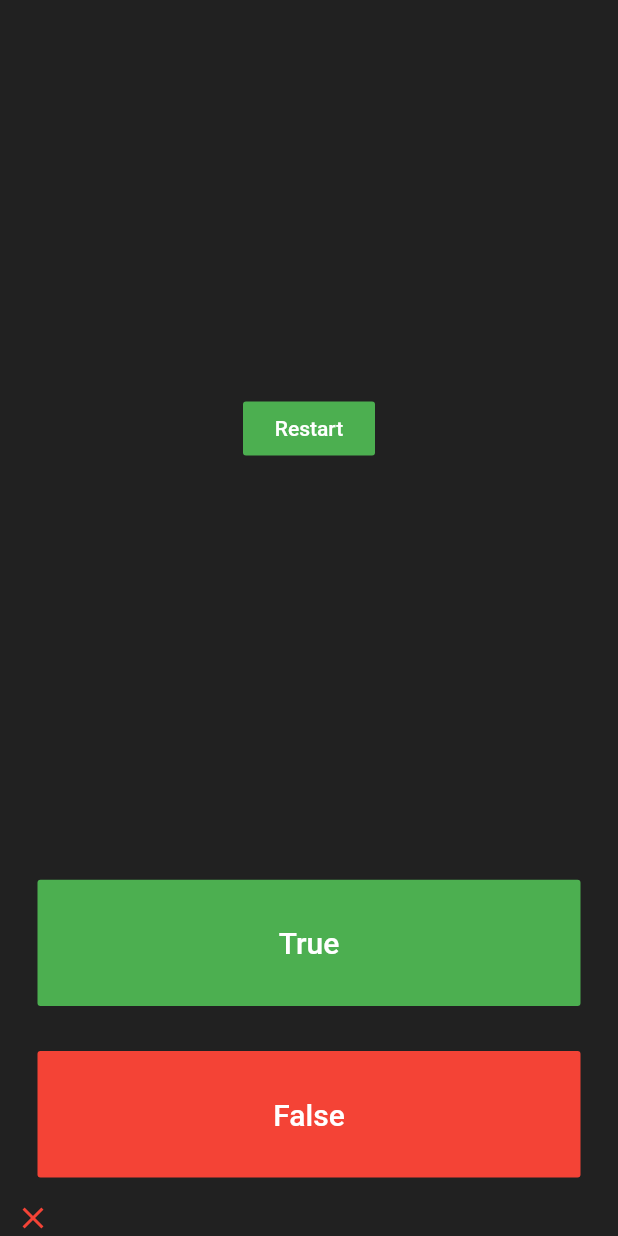
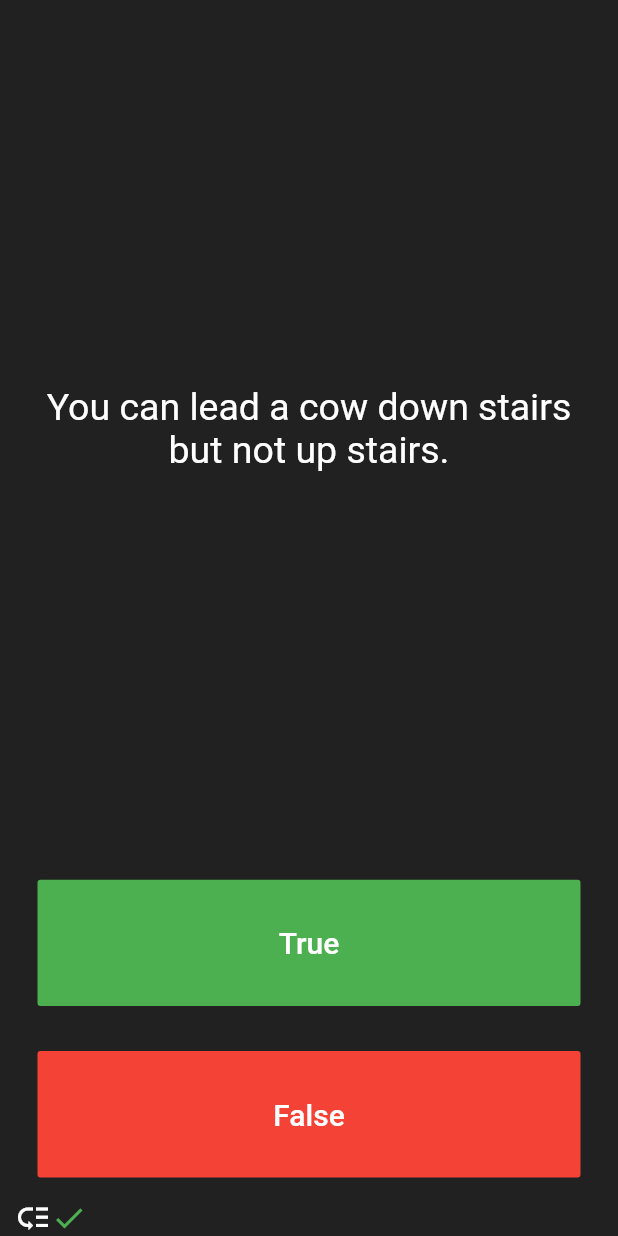
Before and after one commit to FilippBerzenin/quizzier_flutter, a Flutter app: the screen it shows after launch, after a tap on "True", on a phone screen of 412 x 824 dp. Run offline on Flutter 3.47's test engine with Material 2 defaults, Android fonts, the phone set to English and light mode, and no system bars; our stand-ins replace rflutter_alert.

Commit message:
working version

```diff
--- a/lib/main.dart
+++ b/lib/Main.dart
@@ -1,4 +1,6 @@
 import 'package:flutter/material.dart';
+import 'package:quizzier_flutter/QuestionsData.dart';
+import 'package:rflutter_alert/rflutter_alert.dart';
 
 void main() => runApp(Quizzler());
 
@@ -28,17 +30,16 @@ class _QuizPageState extends State<QuizPage> {
   int questionNumber = 0;
   int correctAnswer = 0;
   int wrongAnswer = 0;
-  List<Widget> scoreKipper = [];
-  List<Questions> questions = [
-    new Questions('You can lead a cow down stairs but not up stairs.', false),
-    new Questions(
-        'Approximately one quarter of human bones are in the feet.', true),
-    new Questions('A slug\'s blood is green.', true),
-    Questions('End you have a ', true)
+  List<Widget> scoreKipper = [
+    Icon(
+      Icons.low_priority_sharp,
+      color: Colors.white,
+    )
   ];
+  List listOf0Questions = QuestionsData.questionBank;
 
   Icon checkingCorrectAnswer(bool answer) {
-    if (questions.elementAt(questionNumber).answer != answer) {
+    if (listOf0Questions.elementAt(questionNumber).answer != answer) {
       wrongAnswer++;
       return Icon(
         Icons.close,
@@ -55,7 +56,7 @@ class _QuizPageState extends State<QuizPage> {
 
   Text returnQuastion() {
     return Text(
-      questions.elementAt(questionNumber).text,
+      listOf0Questions.elementAt(questionNumber).text,
       textAlign: TextAlign.center,
       style: TextStyle(
         fontSize: 25.0,
@@ -64,16 +65,50 @@ class _QuizPageState extends State<QuizPage> {
     );
   }
 
-  FlatButton returnRestartButton() {
-    return FlatButton(
-      child: Text('Restart'),
-      textColor: Colors.white,
-      color: Colors.green,
-      onPressed: () {},
+  Widget returnRestartButton() {
+    return Column(
+      mainAxisAlignment: MainAxisAlignment.center,
+      crossAxisAlignment: CrossAxisAlignment.center,
+      children: <Widget>[
+        FlatButton(
+          child: Text('Restart'),
+          textColor: Colors.white,
+          color: Colors.green,
+          onPressed: () {
+            wrongAnswer = 0;
+            correctAnswer = 0;
+            questionNumber = 0;
+            scoreKipper.clear();
+            setState(() {
+              returnQuastion();
+              scoreKipper;
+            });
+          },
+        ),
+        Padding(
+          padding: const EdgeInsets.all(8.0),
+          child: Text(
+            'You have a $correctAnswer correct answer',
+            textAlign: TextAlign.center,
+            style: TextStyle(
+              fontSize: 25.0,
+              color: Colors.white,
+            ),
+          ),
+        ),
+      ],
     );
   }
 
-  bool checkTheEnd() => questionNumber == (questions.length - 1);
+  Widget checkLastQueastion() {
+    if (checkTheEnd()) {
+      return returnRestartButton();
+    } else {
+      return returnQuastion();
+    }
+  }
+
+  bool checkTheEnd() => questionNumber == (listOf0Questions.length - 1);
 
   @override
   Widget build(BuildContext context) {
@@ -85,7 +120,7 @@ class _QuizPageState extends State<QuizPage> {
           flex: 5,
           child: Padding(
             padding: EdgeInsets.all(10.0),
-            child: Center(child: returnRestartButton()),
+            child: Center(child: checkLastQueastion()),
           ),
         ),
         Expanded(
@@ -142,18 +177,3 @@ class _QuizPageState extends State<QuizPage> {
     );
   }
 }
-
-class Questions {
-  String text = "";
-  bool answer = false;
-
-  Questions(String text, bool answer) {
-    this.text = text;
-    this.answer = answer;
-  }
-}
-/*
-question1: 'You can lead a cow down stairs but not up stairs.', false,
-question2: 'Approximately one quarter of human bones are in the feet.', true,
-question3: 'A slug\'s blood is green.', true,
-*/
--- /dev/null
+++ b/lib/Question.dart
@@ -0,0 +1,9 @@
+class Question {
+  String text = "";
+  bool answer = false;
+
+  Question(String text, bool answer) {
+    this.text = text;
+    this.answer = answer;
+  }
+}
--- /dev/null
+++ b/lib/QuestionsData.dart
@@ -0,0 +1,31 @@
+import 'Question.dart';
+
+class QuestionsData {
+  static List<Question> questionBank = [
+    Question('Some cats are actually allergic to humans', true),
+    Question('You can lead a cow down stairs but not up stairs.', false),
+    Question('Approximately one quarter of human bones are in the feet.', true),
+    Question('A slug\'s blood is green.', true),
+    Question('Buzz Aldrin\'s mother\'s maiden name was \"Moon\".', true),
+    Question('It is illegal to pee in the Ocean in Portugal.', true),
+    Question(
+        'No piece of square dry paper can be folded in half more than 7 times.',
+        false),
+    Question(
+        'In London, UK, if you happen to die in the House of Parliament, you are technically entitled to a state funeral, because the building is considered too sacred a place.',
+        true),
+    Question(
+        'The loudest sound produced by any animal is 188 decibels. That animal is the African Elephant.',
+        false),
+    Question(
+        'The total surface area of two human lungs is approximately 70 square metres.',
+        true),
+    Question('Google was originally called \"Backrub\".', true),
+    Question(
+        'Chocolate affects a dog\'s heart and nervous system; a few ounces are enough to kill a small dog.',
+        true),
+    Question(
+        'In West Virginia, USA, if you accidentally hit an animal with your car, you are free to take it home to eat.',
+        true),
+  ];
+}
```
Also changed, not shown: lib/question.dart (deleted, +0 -9 lines), lib/quiz_brain.dart (+44 -44 lines), 1 other file.
